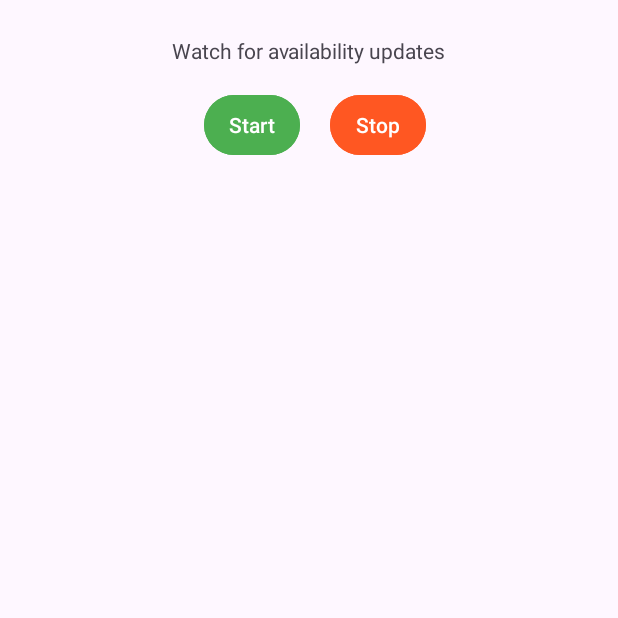
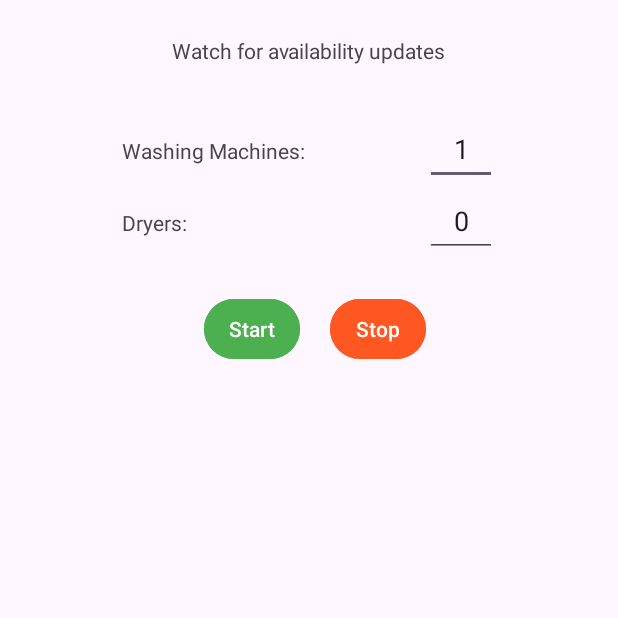
Before and after one commit to bewuwy/DUWO-laundry-android, an Android app: the fragment WatcherFragment shown on its own in the app's theme, after a tap on "Start", on a phone screen of 412 x 824 dp, the top half of it. Run offline under Robolectric (Android 15) with nearby library versions, the phone set to English and light mode, and no system bars.

Commit message:
added option to config targets in watcher

```diff
--- a/app/src/main/java/dev/bewu/duwolaundry/MultiPossScraper.java
+++ b/app/src/main/java/dev/bewu/duwolaundry/MultiPossScraper.java
@@ -35,6 +35,8 @@ public class MultiPossScraper {
 
     private String exceptionString = "";
 
+    private HashMap<String, Integer> targets;
+
     public MultiPossScraper(String email, String password, String multipossURL) {
         this.phpSessionID = "";
         this.userEmail = email;
@@ -71,6 +73,14 @@ public class MultiPossScraper {
 
     public void setForceReInit(boolean forceReInit) {
         this.forceReInit = forceReInit;
+    }
+
+    public void setTargets(HashMap<String, Integer> targets) {
+        this.targets = targets;
+    }
+
+    public HashMap<String, Integer> getTargets() {
+        return targets;
     }
 
     public void initScraper() {
--- a/app/src/main/java/dev/bewu/duwolaundry/WatcherAlarmReceiver.java
+++ b/app/src/main/java/dev/bewu/duwolaundry/WatcherAlarmReceiver.java
@@ -21,8 +21,6 @@ public class WatcherAlarmReceiver extends BroadcastReceiver {
     private final int targetNotificationNumber = 2;
     private final String TARGET_CHANNEL_ID = "DUWO_Laundry_channel_target";
 
-    private final int washingMachineTarget = 0;  // TODO: add setting
-
     public WatcherAlarmReceiver() {}
 
     @Override
@@ -35,18 +33,29 @@ public class WatcherAlarmReceiver extends BroadcastReceiver {
         executor.execute(() -> {
             HashMap<String, Integer> availability = scraper.fetchAvailability();
 
-            if (availability.get("Washing Machine") >= washingMachineTarget) {
-                sendTargetReachedNotification(context);
+            HashMap<String, Integer> targets = scraper.getTargets();
+
+            boolean targetsMet = true;
+            for (String key: targets.keySet()) {
+                int target = targets.get(key);
+                int actual = availability.get(key);
+
+                if (actual < target) {
+                    targetsMet = false;
+                }
+            }
+            if (targetsMet) {
+                sendTargetReachedNotification(context, targets);
             }
 
             sendStatusNotification(context, availability);
         });
     }
 
-    private void sendTargetReachedNotification(Context context) {
+    private void sendTargetReachedNotification(Context context, HashMap<String, Integer> targets) {
         createTargetNotificationChannel(context);
 
-        String notificationString = "Reached your target! (" + washingMachineTarget + " washing machines)";
+        String notificationString = "Reached your target! " + targets;
 
         // create notification
         NotificationCompat.Builder builder = new NotificationCompat.Builder(context, TARGET_CHANNEL_ID)
--- a/app/src/main/java/dev/bewu/duwolaundry/ui/WatcherFragment.java
+++ b/app/src/main/java/dev/bewu/duwolaundry/ui/WatcherFragment.java
@@ -19,8 +19,13 @@ import android.view.LayoutInflater;
 import android.view.View;
 import android.view.ViewGroup;
 import android.widget.Button;
+import android.widget.EditText;
 import android.widget.Toast;
 
+import java.util.HashMap;
+
+import dev.bewu.duwolaundry.LaundryApplication;
+import dev.bewu.duwolaundry.MultiPossScraper;
 import dev.bewu.duwolaundry.R;
 import dev.bewu.duwolaundry.WatcherAlarmReceiver;
 
@@ -56,6 +61,24 @@ public class WatcherFragment extends Fragment {
         PendingIntent alarmIntent = PendingIntent.getBroadcast(getContext(), 0, intent, PendingIntent.FLAG_IMMUTABLE);
 
         startButton.setOnClickListener(v -> {
+
+            // get targets
+            EditText wm = requireActivity().findViewById(R.id.wmNumber);
+            EditText d = requireActivity().findViewById(R.id.dNumber);
+
+            int wmNumber = Integer.parseInt(wm.getText().toString());
+            int dNumber = Integer.parseInt(d.getText().toString());
+
+            HashMap<String, Integer> targets = new HashMap<>();
+            targets.put("Washing Machine", wmNumber);
+            targets.put("Dryer", dNumber);
+
+            // set targets
+            LaundryApplication application = (LaundryApplication) requireActivity().getApplication();
+            MultiPossScraper scraper = application.getMultiPossScraper();
+            scraper.setTargets(targets);
+
+            // set up alarm
             AlarmManager alarmMgr = (AlarmManager) requireContext().getSystemService(Context.ALARM_SERVICE);
 
             // cancel any previous alarms
--- a/app/src/main/java/dev/bewu/duwolaundry/ui/home/HomeFragment.java
+++ b/app/src/main/java/dev/bewu/duwolaundry/ui/home/HomeFragment.java
@@ -5,7 +5,6 @@ import android.view.LayoutInflater;
 import android.view.View;
 import android.view.ViewGroup;
 import android.widget.ImageView;
-import android.widget.TextView;
 
 import androidx.annotation.NonNull;
 import androidx.annotation.Nullable;
--- a/app/src/main/res/layout/fragment_watcher.xml
+++ b/app/src/main/res/layout/fragment_watcher.xml
@@ -21,11 +21,11 @@
         style="?android:attr/buttonBarStyle"
         android:layout_width="wrap_content"
         android:layout_height="wrap_content"
-        android:layout_marginTop="16dp"
+        android:layout_marginTop="24dp"
         android:orientation="horizontal"
         app:layout_constraintEnd_toEndOf="parent"
         app:layout_constraintStart_toStartOf="parent"
-        app:layout_constraintTop_toBottomOf="@+id/watcherLabel">
+        app:layout_constraintTop_toBottomOf="@+id/tableLayout">
 
         <Button
             android:id="@+id/watcherStartButton"
@@ -47,4 +47,59 @@
             android:textColor="@color/white" />
     </LinearLayout>
 
+    <TableLayout
+        android:id="@+id/tableLayout"
+        android:layout_width="250dp"
+        android:layout_height="wrap_content"
+        android:layout_marginTop="32dp"
+        app:layout_constraintEnd_toEndOf="parent"
+        app:layout_constraintStart_toStartOf="parent"
+        app:layout_constraintTop_toBottomOf="@+id/watcherLabel">
+
+        <TableRow
+            android:layout_width="400dp"
+            android:layout_height="wrap_content">
+
+            <TextView
+                android:id="@+id/textView"
+                android:layout_width="wrap_content"
+                android:layout_height="wrap_content"
+                android:layout_weight="1"
+                android:text="@string/washing_machines" />
+
+            <EditText
+                android:id="@+id/wmNumber"
+                android:layout_width="48dp"
+                android:layout_height="48dp"
+                android:autofillHints=""
+                android:ems="10"
+                android:inputType="number"
+                android:text="1"
+                android:textAlignment="center" />
+        </TableRow>
+
+        <TableRow
+            android:layout_width="match_parent"
+            android:layout_height="match_parent">
+
+            <TextView
+                android:id="@+id/textView2"
+                android:layout_width="wrap_content"
+                android:layout_height="wrap_content"
+                android:layout_weight="1"
+                android:text="@string/dryers" />
+
+            <EditText
+                android:id="@+id/dNumber"
+                android:layout_width="48dp"
+                android:layout_height="48dp"
+                android:autofillHints=""
+                android:ems="10"
+                android:inputType="number"
+                android:text="0"
+                android:textAlignment="center" />
+        </TableRow>
+
+    </TableLayout>
+
 </androidx.constraintlayout.widget.ConstraintLayout >
--- a/app/src/main/res/values/strings.xml
+++ b/app/src/main/res/values/strings.xml
@@ -43,4 +43,6 @@
     <string name="multipossurl_default">https://duwo.multiposs.nl</string>
     <string name="action_sign_in">Sign in</string>
     <string name="login">Login</string>
+    <string name="washing_machines">Washing Machines:</string>
+    <string name="dryers">Dryers:</string>
 </resources>
```
